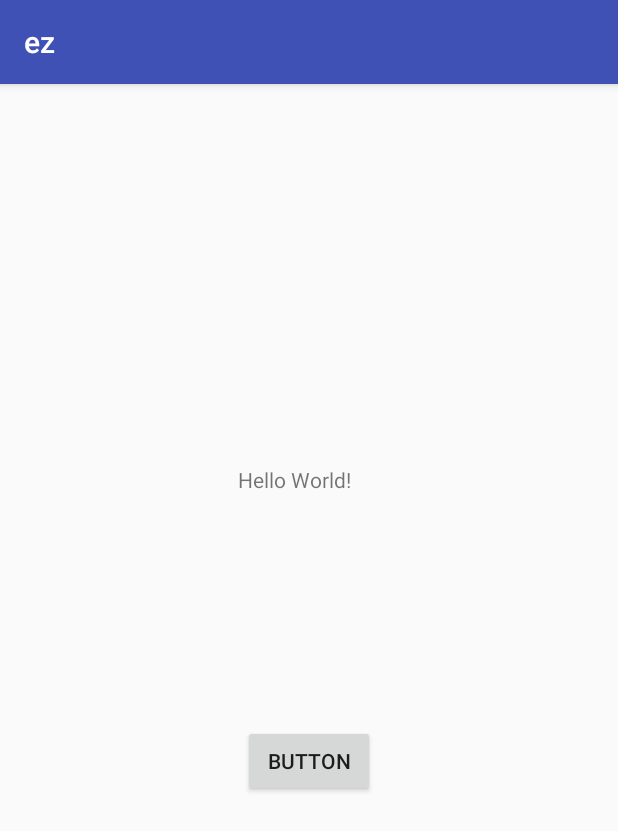
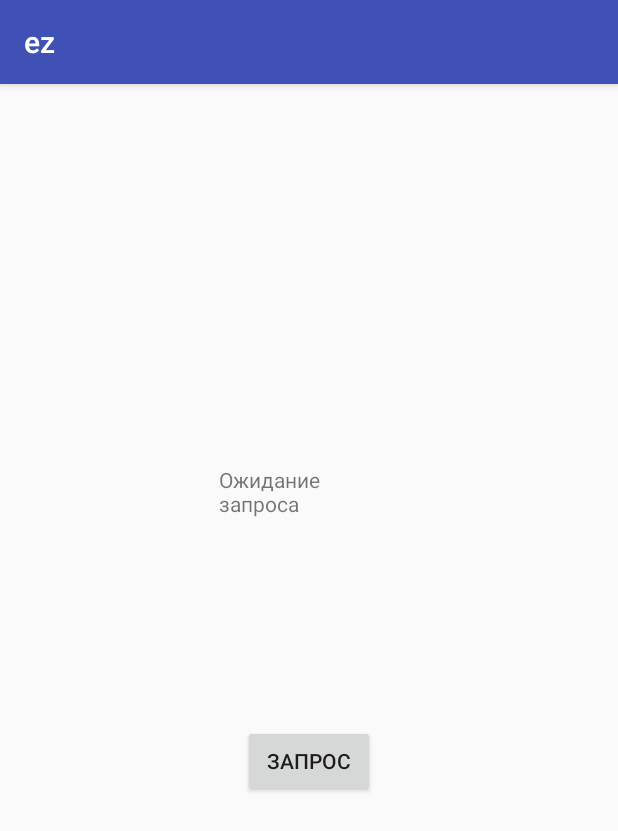
Before and after one commit to KinDDeeR/jean_grey, an Android app: the screen it shows after launch (MainActivity), on a phone screen of 412 x 824 dp. Shown: the top 831 px of the screen. Run offline under Robolectric (Android 15) with nearby library versions, the phone set to English and light mode, and no system bars.

Commit message:
AskinTask - ggwp

```diff
--- a/app/src/main/res/layout/activity_main.xml
+++ b/app/src/main/res/layout/activity_main.xml
@@ -8,11 +8,10 @@
 
     <TextView
         android:id="@+id/textView"
-        android:layout_width="95dp"
+        android:layout_width="120dp"
         android:layout_height="37dp"
-        android:text="Hello World!"
+        android:text="Ожидание запроса"
         app:layout_constraintBottom_toBottomOf="parent"
-        app:layout_constraintHorizontal_bias="0.502"
         app:layout_constraintLeft_toLeftOf="parent"
         app:layout_constraintRight_toRightOf="parent"
         app:layout_constraintTop_toTopOf="parent"
@@ -22,7 +21,7 @@
         android:id="@+id/button"
         android:layout_width="wrap_content"
         android:layout_height="wrap_content"
-        android:text="Button"
+        android:text="Запрос"
         android:onClick="onClick"
         app:layout_constraintBottom_toBottomOf="parent"
         app:layout_constraintEnd_toEndOf="parent"
```
